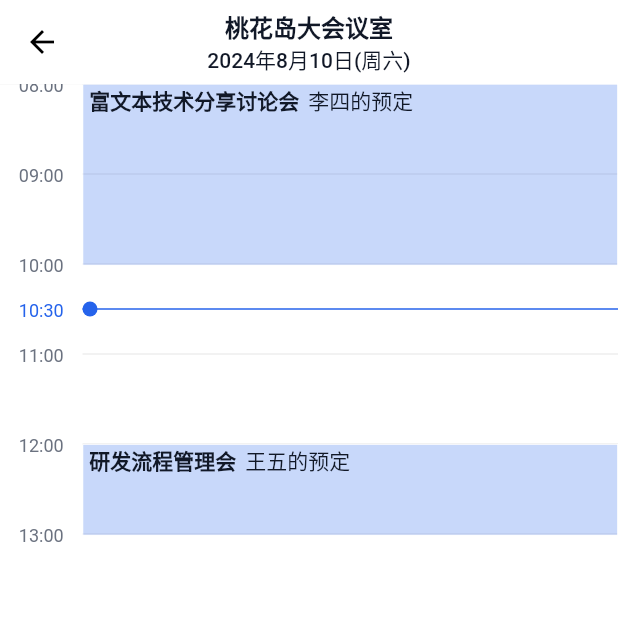
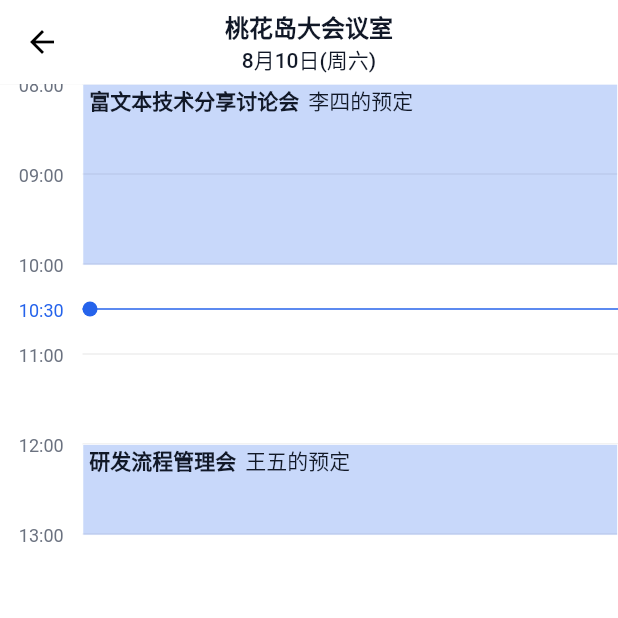
Before and after one commit to kongpf8848/flutter_schedule_view, a Flutter app: the DynamicDayView screen opened by its route, on a phone screen of 412 x 824 dp, the top half of it. Run offline on Flutter 3.47's test engine with Material 3 defaults, Android fonts, the phone set to English and light mode, and no system bars.

Commit message:
update code

```diff
--- a/example/lib/pages/dynamic_day_view.dart
+++ b/example/lib/pages/dynamic_day_view.dart
@@ -75,7 +75,7 @@ class _DynamicDayViewState extends State<DynamicDayView> {
             ),
           ),
           Text(
-            "${DateFormat('yyyy年M月d日(E)').format(DateTime.now())}",
+            "${DateFormat('M月d日(E)').format(DateTime.now())}",
             textAlign: TextAlign.center,
             style: TextStyle(
               color: Theme.of(context).twColors.primaryTextColor,
```
